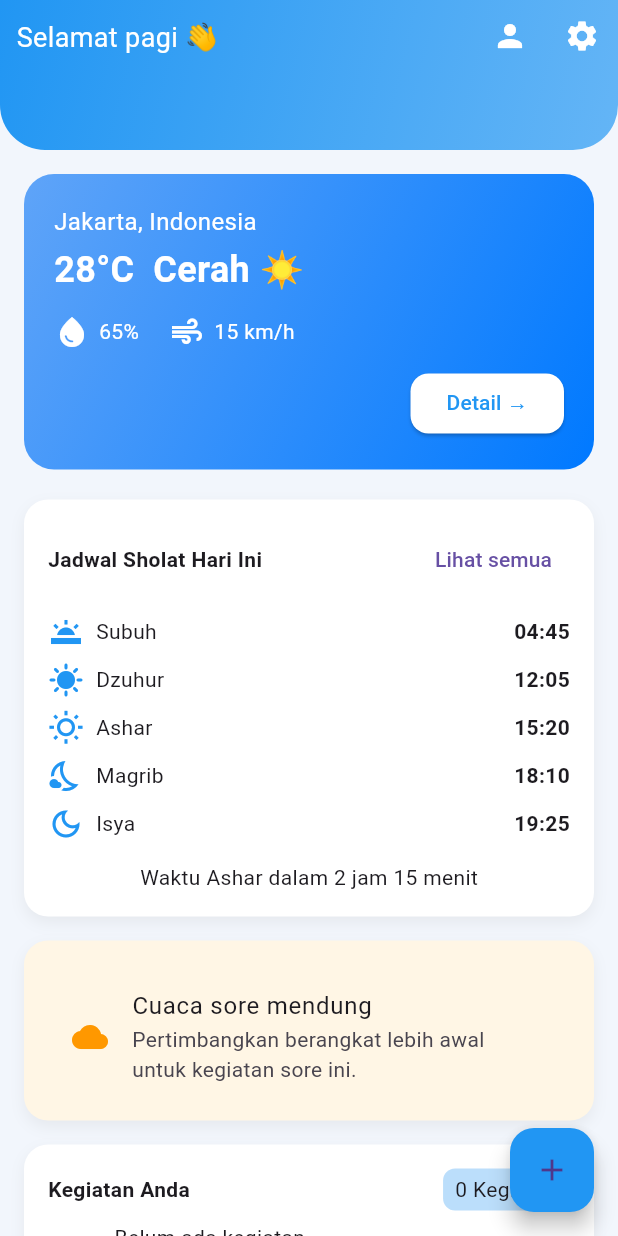
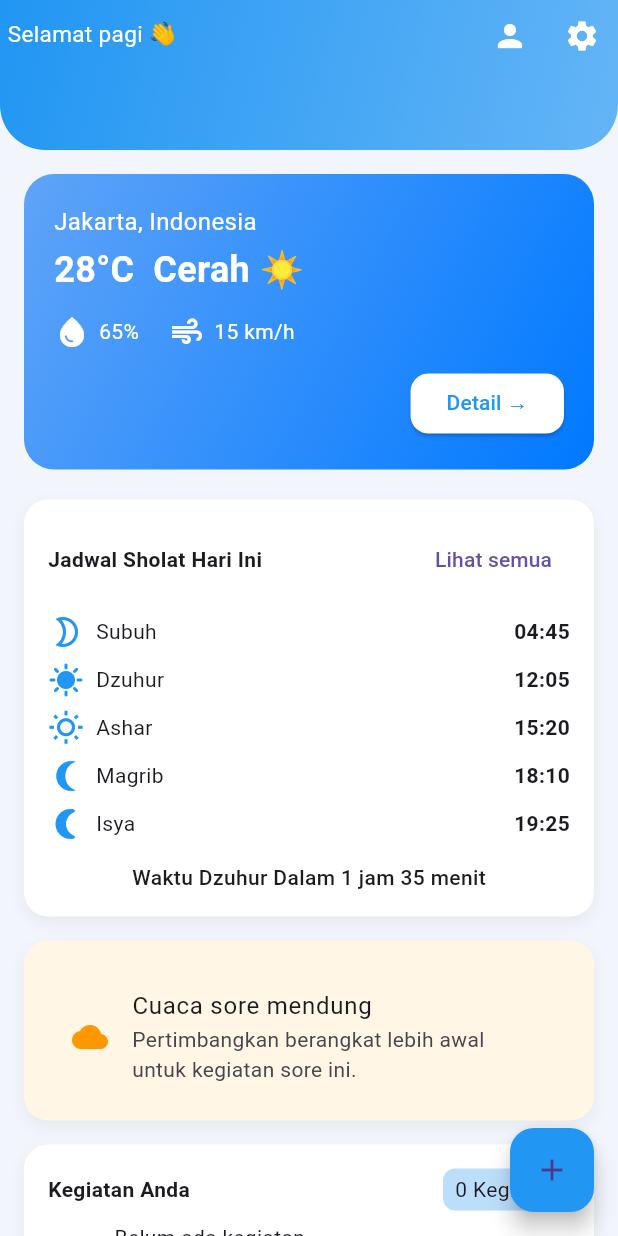
Before and after one commit to HaidarAliFakhri/Hai_Time_APP, a Flutter app: the HomePage screen opened directly, on a phone screen of 412 x 824 dp. Run offline on Flutter 3.47's test engine with Material 3 defaults, Android fonts, the phone set to English and light mode, and no system bars; our stand-ins replace geocoding, geolocator, image_picker, ionicons, shared_preferences, sqflite; accounts and stored records are empty.

Commit message:
update home page jadwal sholat

```diff
--- /dev/null
+++ b/devtools_options.yaml
@@ -0,0 +1,3 @@
+description: This file stores settings for Dart & Flutter DevTools.
+documentation: https://docs.flutter.dev/tools/devtools/extensions#configure-extension-enablement-states
+extensions:
--- a/lib/page/home_page.dart
+++ b/lib/page/home_page.dart
@@ -1,14 +1,17 @@
 import 'package:flutter/material.dart';
 import 'package:hai_time_app/screen/profile.dart';
+import 'package:hai_time_app/screen/setting.dart' as setting; // 👈 kasih alias
+import 'package:hai_time_app/view/cuaca.dart';
 import 'package:hai_time_app/screen/setting.dart';
-import 'package:hai_time_app/view/cuaca.dart';
 import 'package:hai_time_app/view/jadwal_page.dart';
 import 'package:hai_time_app/view/kegiatan_page.dart';
 import 'package:hai_time_app/view/tambah_kegiatan.dart';
 import 'package:shared_preferences/shared_preferences.dart';
-
 import '../db/db_kegiatan.dart';
 import '../model/kegiatan.dart';
+import 'dart:async';
+import 'package:intl/intl.dart';
+import '../main.dart' as main_app; // 👈 kasih alias juga
 
 class HomePage extends StatefulWidget {
   const HomePage({super.key});
@@ -20,6 +23,66 @@ class HomePage extends StatefulWidget {
 class _HomePageState extends State<HomePage> {
   List<Kegiatan> _listKegiatan = [];
   String namaUser = "";
+  String nextPrayerName = "";
+  String remainingTime = "";
+
+  final Map<String, String> prayerTimes = {
+    "Subuh": "04:45",
+    "Dzuhur": "12:05",
+    "Ashar": "15:20",
+    "Maghrib": "18:10",
+    "Isya": "19:25",
+  };
+
+  @override
+  void initState() {
+    super.initState();
+    _loadKegiatan();
+    _loadNamaUser();
+    _updateNextPrayer();
+    Timer.periodic(const Duration(minutes: 1), (_) => _updateNextPrayer());
+  }
+
+  Future<void> _loadNamaUser() async {
+    final prefs = await SharedPreferences.getInstance();
+    setState(() => namaUser = prefs.getString('registered_name') ?? "User");
+  }
+
+  Future<void> _loadKegiatan() async {
+    final data = await DBKegiatan().getKegiatanList();
+    if (mounted) setState(() => _listKegiatan = data);
+  }
+
+  void _updateNextPrayer() {
+    final now = DateTime.now();
+    DateTime? nextTime;
+    String? nextName;
+
+    for (var entry in prayerTimes.entries) {
+      final prayer = DateFormat("HH:mm").parse(entry.value);
+      final prayerTime = DateTime(now.year, now.month, now.day, prayer.hour, prayer.minute);
+      if (prayerTime.isAfter(now)) {
+        nextTime = prayerTime;
+        nextName = entry.key;
+        break;
+      }
+    }
+
+    if (nextTime == null) {
+      final subuh = prayerTimes["Subuh"]!.split(":");
+      nextTime = DateTime(now.year, now.month, now.day + 1, int.parse(subuh[0]), int.parse(subuh[1]));
+      nextName = "Subuh";
+    }
+
+    final diff = nextTime.difference(now);
+    final hours = diff.inHours;
+    final minutes = diff.inMinutes.remainder(60);
+
+    setState(() {
+      nextPrayerName = nextName!;
+      remainingTime = "Dalam $hours jam $minutes menit";
+    });
+  }
 
   String _getGreeting() {
     final hour = DateTime.now().hour;
@@ -30,51 +93,65 @@ class _HomePageState extends State<HomePage> {
   }
 
   @override
-  void initState() {
-    super.initState();
-    _loadKegiatan();
-    _loadNamaUser();
-  }
-
-  Future<void> _loadNamaUser() async {
-    final prefs = await SharedPreferences.getInstance();
-    setState(() {
-      namaUser = prefs.getString('registered_name') ?? "User";
-    });
-  }
-
-  Future<void> _loadKegiatan() async {
-    final data = await DBKegiatan().getKegiatanList();
-    if (mounted) setState(() => _listKegiatan = data);
-  }
-
-  @override
   Widget build(BuildContext context) {
     final bool dark = isDarkMode.value;
-    final Color bgColor = dark
-        ? const Color(0xFF121212)
-        : const Color(0xFFF2F6FC);
+    final Color bgColor = dark ? const Color(0xFF121212) : const Color(0xFFF2F6FC);
 
     return Scaffold(
       backgroundColor: bgColor,
       body: CustomScrollView(
         slivers: [
-          // 🔹 SLIVER APPBAR: naik saat scroll, gradasi, melengkung
-          SliverAppBar(
+          _buildAppBar(),
+          SliverToBoxAdapter(
+            child: Padding(
+              padding: const EdgeInsets.all(16),
+              child: Column(
+                children: [
+                  _buildWeatherCard(),
+                  const SizedBox(height: 20),
+                  _buildPrayerCard(),
+                  const SizedBox(height: 16),
+                  _buildCard(
+                    color: const Color(0xFFFFF6E5),
+                    child: const ListTile(
+                      leading: Icon(Icons.cloud, color: Colors.orange),
+                      title: Text("Cuaca sore mendung"),
+                      subtitle: Text("Pertimbangkan berangkat lebih awal untuk kegiatan sore ini."),
+                    ),
+                  ),
+                  const SizedBox(height: 16),
+                  _buildKegiatanCard(),
+                ],
+              ),
+            ),
+          ),
+        ],
+      ),
+      floatingActionButton: FloatingActionButton(
+        backgroundColor: Colors.blue,
+        onPressed: () async {
+          final result = await Navigator.push(
+            context,
+            MaterialPageRoute(builder: (_) => const TambahKegiatanPage()),
+          );
+          if (result == true) _loadKegiatan();
+        },
+        child: const Icon(Icons.add),
+      ),
+    );
+  }
+
+  // 🔹 BAGIAN APP BAR
+  Widget _buildAppBar() {
+    return SliverAppBar(
       automaticallyImplyLeading: false,
       pinned: true,
-            floating: false,
-            snap: false,
       expandedHeight: 100,
       backgroundColor: Colors.transparent,
       elevation: 0,
       flexibleSpace: LayoutBuilder(
         builder: (context, constraints) {
-                final percent =
-                    ((constraints.maxHeight - kToolbarHeight) /
-                            (180 - kToolbarHeight))
-                        .clamp(0.0, 1.0);
-
+          final percent = ((constraints.maxHeight - kToolbarHeight) / (180 - kToolbarHeight)).clamp(0.0, 1.0);
           return ClipRRect(
             borderRadius: const BorderRadius.only(
               bottomLeft: Radius.circular(30),
@@ -90,27 +167,15 @@ class _HomePageState extends State<HomePage> {
               ),
               child: SafeArea(
                 child: Stack(
-                        fit: StackFit.expand,
                   children: [
-                          // 🔹 "Selamat Pagi dll" tetap di kiri
                     Positioned(
                       left: 5,
                       top: 12,
-                            child: Row(
-                              children: [
-                                const SizedBox(width: 6),
-                                Text(
+                      child: Text(
                         _getGreeting(),
-                                  style: const TextStyle(
-                                    color: Colors.white,
-                                    fontSize: 18,
+                        style: const TextStyle(color: Colors.white, fontSize: 15),
                       ),
                     ),
-                              ],
-                            ),
-                          ),
-
-                          // 🔹 Nama user: bergerak ke tengah saat di-scroll
                     AnimatedAlign(
                       alignment: Alignment(0, percent > 0.5 ? 0.5 : 0.0),
                       duration: const Duration(milliseconds: 200),
@@ -121,46 +186,27 @@ class _HomePageState extends State<HomePage> {
                           namaUser,
                           style: TextStyle(
                             color: Colors.white,
-                                  fontSize:
-                                      22 + (4 * percent), // agar mengecil halus
+                            fontSize: 22 + (4 * percent),
                             fontWeight: FontWeight.bold,
                           ),
                         ),
                       ),
                     ),
-
-                          // 🔹 Tombol profil dan setting tetap di kanan atas
                     Positioned(
                       right: 0,
                       top: 0,
                       child: Row(
                         children: [
                           IconButton(
-                                  icon: const Icon(
-                                    Icons.person,
-                                    color: Colors.white,
-                                  ),
+                            icon: const Icon(Icons.person, color: Colors.white),
                             onPressed: () {
-                                    Navigator.push(
-                                      context,
-                                      MaterialPageRoute(
-                                        builder: (_) => const ProfilePage(),
-                                      ),
-                                    );
+                              Navigator.push(context, MaterialPageRoute(builder: (_) => const ProfilePage()));
                             },
                           ),
                           IconButton(
-                                  icon: const Icon(
-                                    Icons.settings,
-                                    color: Colors.white,
-                                  ),
+                            icon: const Icon(Icons.settings, color: Colors.white),
                             onPressed: () {
-                                    Navigator.push(
-                                      context,
-                                      MaterialPageRoute(
-                                        builder: (_) => const SettingPage(),
-                                      ),
-                                    );
+                              Navigator.push(context, MaterialPageRoute(builder: (_) => const SettingPage()));
                             },
                           ),
                         ],
@@ -173,16 +219,12 @@ class _HomePageState extends State<HomePage> {
           );
         },
       ),
-          ),
+    );
+  }
 
-          // 🔹 BODY CONTENT (scrollable)
-          SliverToBoxAdapter(
-            child: Padding(
-              padding: const EdgeInsets.all(16),
-              child: Column(
-                children: [
-                  // Card Cuaca
-                  Container(
+  // 🔹 CARD CUACA
+  Widget _buildWeatherCard() {
+    return Container(
       width: double.infinity,
       decoration: BoxDecoration(
         gradient: const LinearGradient(
@@ -196,19 +238,9 @@ class _HomePageState extends State<HomePage> {
       child: Column(
         crossAxisAlignment: CrossAxisAlignment.start,
         children: [
-                        const Text(
-                          "Jakarta, Indonesia",
-                          style: TextStyle(color: Colors.white, fontSize: 16),
-                        ),
+          const Text("Jakarta, Indonesia", style: TextStyle(color: Colors.white, fontSize: 16)),
           const SizedBox(height: 4),
-                        const Text(
-                          "28°C  Cerah ☀️",
-                          style: TextStyle(
-                            color: Colors.white,
-                            fontSize: 24,
-                            fontWeight: FontWeight.bold,
-                          ),
-                        ),
+          const Text("28°C  Cerah ☀️", style: TextStyle(color: Colors.white, fontSize: 24, fontWeight: FontWeight.bold)),
           const SizedBox(height: 12),
           Row(
             children: const [
@@ -218,10 +250,7 @@ class _HomePageState extends State<HomePage> {
               SizedBox(width: 20),
               Icon(Icons.air, color: Colors.white),
               SizedBox(width: 6),
-                            Text(
-                              "15 km/h",
-                              style: TextStyle(color: Colors.white),
-                            ),
+              Text("15 km/h", style: TextStyle(color: Colors.white)),
             ],
           ),
           const SizedBox(height: 12),
@@ -231,167 +260,77 @@ class _HomePageState extends State<HomePage> {
               style: ElevatedButton.styleFrom(
                 backgroundColor: Colors.white,
                 foregroundColor: Colors.blue,
-                              shape: RoundedRectangleBorder(
-                                borderRadius: BorderRadius.circular(12),
-                              ),
+                shape: RoundedRectangleBorder(borderRadius: BorderRadius.circular(12)),
               ),
               onPressed: () {
-                              Navigator.push(
-                                context,
-                                MaterialPageRoute(
-                                  builder: (context) => const CuacaPage(),
-                                ),
-                              );
+                Navigator.push(context, MaterialPageRoute(builder: (context) => const CuacaPage()));
               },
               child: const Text("Detail →"),
             ),
           ),
         ],
       ),
-                  ),
-                  const SizedBox(height: 20),
+    );
+  }
 
-                  // Jadwal Sholat
-                  _buildCard(
+  // 🔹 CARD JADWAL SHOLAT
+  Widget _buildPrayerCard() {
+    return _buildCard(
       title: "Jadwal Sholat Hari Ini",
       trailing: TextButton(
         onPressed: () {
-                        Navigator.push(
-                          context,
-                          MaterialPageRoute(
-                            builder: (context) => const JadwalPage(),
-                          ),
-                        );
+          Navigator.push(context, MaterialPageRoute(builder: (context) => const JadwalPage()));
         },
         child: const Text("Lihat semua"),
       ),
       child: Column(
-                      children: const [
-                        _PrayerRow(
-                          icon: Icons.wb_twighlight,
-                          name: "Subuh",
-                          time: "04:45",
-                        ),
-                        _PrayerRow(
-                          icon: Icons.sunny,
-                          name: "Dzuhur",
-                          time: "12:05",
-                        ),
-                        _PrayerRow(
-                          icon: Icons.wb_sunny_outlined,
-                          name: "Ashar",
-                          time: "15:20",
-                        ),
-                        _PrayerRow(
-                          icon: Icons.nights_stay_outlined,
-                          name: "Magrib",
-                          time: "18:10",
-                        ),
-                        _PrayerRow(
-                          icon: Icons.dark_mode_outlined,
-                          name: "Isya",
-                          time: "19:25",
-                        ),
-
-                        SizedBox(height: 10),
-                        Text("Waktu Ashar dalam 2 jam 15 menit"),
+        children: [
+          const _PrayerRow(icon: Icons.brightness_2_outlined, name: "Subuh", time: "04:45"),
+          const _PrayerRow(icon: Icons.sunny, name: "Dzuhur", time: "12:05"),
+          const _PrayerRow(icon: Icons.wb_sunny_outlined, name: "Ashar", time: "15:20"),
+          const _PrayerRow(icon: Icons.nightlight_round_outlined, name: "Magrib", time: "18:10"),
+          const _PrayerRow(icon: Icons.nightlight_round, name: "Isya", time: "19:25"),
+          const SizedBox(height: 10),
+          Text("Waktu $nextPrayerName $remainingTime",
+              style: const TextStyle(fontWeight: FontWeight.w500)),
         ],
       ),
-                  ),
-                  const SizedBox(height: 16),
+    );
+  }
 
-                  // Cuaca sore mendung
-                  _buildCard(
-                    color: const Color(0xFFFFF6E5),
-                    child: const ListTile(
-                      leading: Icon(Icons.cloud, color: Colors.orange),
-                      title: Text("Cuaca sore mendung"),
-                      subtitle: Text(
-                        "Pertimbangkan berangkat lebih awal untuk kegiatan sore ini.",
-                      ),
-                    ),
-                  ),
-                  const SizedBox(height: 16),
-
-                  // Kegiatan Anda (dinamis)
-                  _buildCard(
+  // 🔹 CARD KEGIATAN
+  Widget _buildKegiatanCard() {
+    return _buildCard(
       title: "Kegiatan Anda",
       trailing: Container(
-                      padding: const EdgeInsets.symmetric(
-                        horizontal: 8,
-                        vertical: 4,
-                      ),
-                      decoration: BoxDecoration(
-                        color: Colors.blue.shade100,
-                        borderRadius: BorderRadius.circular(8),
-                      ),
+        padding: const EdgeInsets.symmetric(horizontal: 8, vertical: 4),
+        decoration: BoxDecoration(color: Colors.blue.shade100, borderRadius: BorderRadius.circular(8)),
         child: Text("${_listKegiatan.length} Kegiatan"),
       ),
       child: Column(
         children: _listKegiatan.isEmpty
             ? [
-                              const Text(
-                                "Belum ada kegiatan.\nTekan tombol + untuk menambah.",
-                                textAlign: TextAlign.center,
-                              ),
+                const Text("Belum ada kegiatan.\nTekan tombol + untuk menambah.", textAlign: TextAlign.center),
               ]
             : _listKegiatan.map((kegiatan) {
                 return ListTile(
-                                leading: const Icon(
-                                  Icons.event,
-                                  color: Colors.blue,
-                                ),
+                  leading: const Icon(Icons.event, color: Colors.blue),
                   title: Text(kegiatan.judul),
-                                subtitle: Text(
-                                  "${kegiatan.lokasi}\n${kegiatan.tanggal} • ${kegiatan.waktu}",
-                                ),
+                  subtitle: Text("${kegiatan.lokasi}\n${kegiatan.tanggal} • ${kegiatan.waktu}"),
                   onTap: () async {
                     final result = await Navigator.push(
                       context,
-                                    MaterialPageRoute(
-                                      builder: (_) =>
-                                          KegiatanPage(kegiatan: kegiatan),
-                                    ),
+                      MaterialPageRoute(builder: (_) => KegiatanPage(kegiatan: kegiatan)),
                     );
                     if (result == true) _loadKegiatan();
                   },
                 );
               }).toList(),
       ),
-                  ),
-                ],
-              ),
-            ),
-          ),
-        ],
-      ),
-
-      floatingActionButton: FloatingActionButton(
-        backgroundColor: Colors.blue,
-        onPressed: () async {
-          final result = await Navigator.push(
-            context,
-            MaterialPageRoute(builder: (_) => const TambahKegiatanPage()),
-          );
-          if (result == true) _loadKegiatan();
-        },
-        child: const Icon(Icons.add),
-      ),
-
-      // bottomNavigationBar: BottomNavigationBar(
-      //   type: BottomNavigationBarType.fixed,
-      //   selectedItemColor: Colors.blue,
-      //   unselectedItemColor: Colors.blueAccent.withOpacity(0.6),
-      //   currentIndex: 0,
-      //   items: const [
-      //     BottomNavigationBarItem(icon: Icon(Icons.home), label: "Beranda"),
-      //     BottomNavigationBarItem(icon: Icon(Icons.schedule), label: "Jadwal"),
-      //     BottomNavigationBarItem(icon: Icon(Icons.cloud), label: "Cuaca"),
-      //   ],
-      // ),
     );
   }
 
+  // 🔹 GENERIC CARD BUILDER
   Widget _buildCard({
     String? title,
     Widget? trailing,
@@ -405,11 +344,7 @@ class _HomePageState extends State<HomePage> {
         color: color,
         borderRadius: BorderRadius.circular(16),
         boxShadow: [
-          BoxShadow(
-            color: Colors.grey.withOpacity(0.15),
-            blurRadius: 8,
-            offset: const Offset(0, 4),
-          ),
+          BoxShadow(color: Colors.grey.withOpacity(0.15), blurRadius: 8, offset: const Offset(0, 4)),
         ],
       ),
       child: Column(
@@ -419,10 +354,7 @@ class _HomePageState extends State<HomePage> {
             Row(
               mainAxisAlignment: MainAxisAlignment.spaceBetween,
               children: [
-                Text(
-                  title,
-                  style: const TextStyle(fontWeight: FontWeight.bold),
-                ),
+                Text(title, style: const TextStyle(fontWeight: FontWeight.bold)),
                 if (trailing != null) trailing,
               ],
             ),
@@ -434,6 +366,7 @@ class _HomePageState extends State<HomePage> {
   }
 }
 
+// 🔹 REUSABLE PRAYER ROW
 class _PrayerRow extends StatelessWidget {
   final IconData icon;
   final String name;
@@ -452,13 +385,11 @@ class _PrayerRow extends StatelessWidget {
       child: Row(
         mainAxisAlignment: MainAxisAlignment.spaceBetween,
         children: [
-          Row(
-            children: [
+          Row(children: [
             Icon(icon, color: Colors.blue),
             const SizedBox(width: 8),
             Text(name),
-            ],
-          ),
+          ]),
           Text(time, style: const TextStyle(fontWeight: FontWeight.w600)),
         ],
       ),
--- a/lib/view/jadwal_page.dart
+++ b/lib/view/jadwal_page.dart
@@ -35,14 +35,14 @@ class _JadwalPageState extends State<JadwalPage> {
     },
     {
       "nama": "Ashar",
-      "waktu": "15:20",
+      "waktu": "15:10",
       "pengingat": "10 menit sebelumnya",
       "ikon": Icons.wb_twilight,
       "aktif": true,
       "selesai": false,
     },
     {
-      "nama": "Maghrib",
+      "nama": "Magrib",
       "waktu": "18:10",
       "pengingat": "10 menit sebelumnya",
       "ikon": Icons.nightlight_round_outlined,
```
Lines whose indentation alone changed are shown as unchanged.
